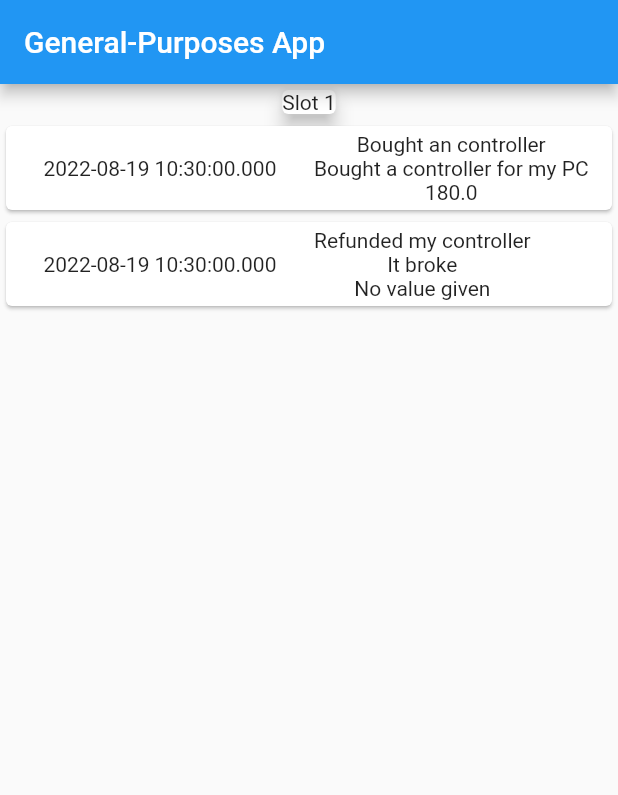
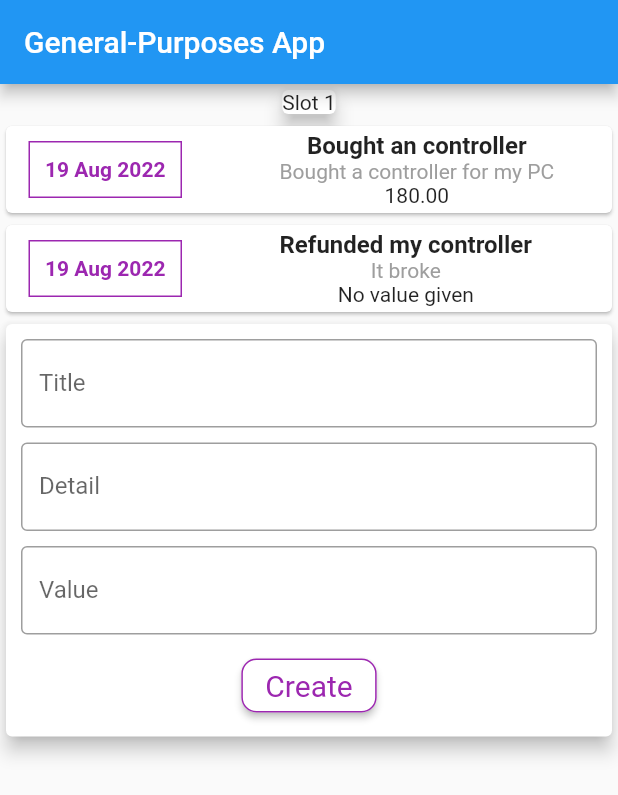
Before and after one commit to Adrianzctpa/Occurence-Manager, a Flutter app: the screen it shows after launch, on a phone screen of 412 x 824 dp. Shown: the top 795 px of the screen. Run offline on Flutter 3.47's test engine with Material 2 defaults, Android fonts, the phone set to English and light mode, and no system bars.

Commit message:
refactored code and made base form for occurences

```diff
--- a/lib/main.dart
+++ b/lib/main.dart
@@ -1,6 +1,5 @@
 import 'package:flutter/material.dart';
-import 'models/occurence.dart';
-import 'widgets/occurence_card.dart';
+import 'widgets/occurence_user.dart';
 
 void main() => runApp(const GeneralApp());
 
@@ -9,28 +8,12 @@ class GeneralApp extends StatelessWidget {
 
   @override
   Widget build(BuildContext context) {
-    return MaterialApp(home: HomePage());
+    return const MaterialApp(home: HomePage());
   }
 }
 
 class HomePage extends StatelessWidget {
-  HomePage({super.key});
-
-  final _occurences = [
-    Occurence(
-      id: 1,
-      title: 'Bought an controller',
-      value: 180.00,
-      text: 'Bought a controller for my PC',
-      date: DateTime.now()
-    ),
-    Occurence(
-      id: 2,
-      title: 'Refunded my controller',
-      text: 'It broke',
-      date: DateTime.now()
-    )
-  ];
+  const HomePage({super.key});
 
   @override
   Widget build(BuildContext context) {
@@ -39,13 +22,13 @@ class HomePage extends StatelessWidget {
         title: const Text('General-Purposes App')
       ),
       body: Column(
-        children: <Widget>[
-          const Card(
+        children: const <Widget>[
+          Card(
             elevation: 5,
             child: Text('Slot 1'),
           ),
-            OccurenceCard(occurences: _occurences)
-          ]
+          OccurenceUser()
+        ]
       )
     );
   }
--- a/lib/widgets/occurence_card.dart
+++ b/lib/widgets/occurence_card.dart
@@ -1,4 +1,5 @@
 import 'package:flutter/material.dart';
+import 'package:intl/intl.dart';
 import '../models/occurence.dart';
 
 class OccurenceCard extends StatelessWidget {
@@ -17,22 +18,48 @@ class OccurenceCard extends StatelessWidget {
     List<Widget> cards = occurences.map((oc) {
       return Center(child: Card(
           child: SizedBox(
+            width: 500,
             child: Row(
               children: <Widget>[
                 Container(
-                  margin: const EdgeInsets.symmetric(horizontal: 15, vertical: 10),
+                  margin: const EdgeInsets.symmetric(
+                    horizontal: 15,
+                    vertical: 10),
+                  decoration: BoxDecoration(
+                    border: Border.all(
+                      color: Colors.purple,
+                      width: 1,
+                    )
+                  ),
                   padding: const EdgeInsets.all(10),
-                  child: Text(oc.date.toString())
+                  child: Text(DateFormat('d MMM y').format(oc.date),
+                  style: const TextStyle(
+                    fontWeight: FontWeight.bold,
+                    color: Colors.purple)
+                  ),
                 ),
-                Column(
-                  children: <Widget>[
-                    Text(oc.title),
-                    Text(oc.text),
-                    checkValue(oc)
-                    ? Text(oc.value.toString())
-                    : const Text('No value given')
-                  ]
-                ),
+                Container(
+                  margin: const EdgeInsets.fromLTRB(50, 0, 0, 0),
+                  child: Column(
+                    mainAxisAlignment: MainAxisAlignment.center,
+                    children: <Widget>[
+                      Text(
+                        oc.title,
+                        style: const TextStyle(
+                          fontWeight: FontWeight.bold,
+                          fontSize: 16,
+                        )),
+                      Text(
+                        oc.text,
+                        style: const TextStyle(
+                          color: Colors.grey
+                        )),
+                      checkValue(oc)
+                      ? Text(oc.value!.toStringAsFixed(2))
+                      : const Text('No value given')
+                    ]
+                  ),
+                )
               ]
             ),
           ),
--- /dev/null
+++ b/lib/widgets/occurence_create.dart
@@ -0,0 +1,81 @@
+import 'package:flutter/material.dart';
+
+class OcurrenceCreate extends StatelessWidget {
+  const OcurrenceCreate({
+    this.id,
+    this.title,
+    this.value,
+    this.text,
+    this.date,
+    super.key
+  });
+
+  final int? id;
+  final String? title;
+  final double? value;
+  final String? text;
+  final DateTime? date;
+
+  @override
+  Widget build(BuildContext context) {
+    final titleController = TextEditingController();
+    final detailController = TextEditingController();
+    final valueController = TextEditingController();
+
+    return Card(
+      elevation: 5,
+      child: Padding(
+        padding: const EdgeInsets.all(10),
+        child: Column(
+          children: <Widget>[
+            TextField(
+              controller: titleController,
+              obscureText: false,
+              decoration: const InputDecoration(
+                border: OutlineInputBorder(),
+                labelText: 'Title',
+              ),
+            ),
+            const SizedBox(height: 10),
+            TextField(
+              controller: detailController,
+              obscureText: false,
+              decoration: const InputDecoration(
+                border: OutlineInputBorder(),
+                labelText: 'Detail',
+              ),
+            ),
+            const SizedBox(height: 10),
+            TextField(
+              controller: valueController,
+              obscureText: false,
+              decoration: const InputDecoration(
+                border: OutlineInputBorder(),
+                labelText: 'Value',
+              ),
+            ),
+            const SizedBox(height: 10),
+            ElevatedButton(
+              onPressed: () => debugPrint('${titleController.text}, ${detailController.text}, ${valueController.text}'),
+              style: ElevatedButton.styleFrom(
+                primary: Colors.white,
+                onPrimary: Colors.purple,
+                textStyle: const TextStyle(
+                  fontSize: 20,
+                ),
+                shape: RoundedRectangleBorder(
+                  borderRadius: BorderRadius.circular(10.0)
+                ),
+                side: const BorderSide(
+                  width: 1.0,
+                  color: Colors.purple
+                )
+              ),
+              child: const Text('Create'),
+            ),
+          ],
+        )
+      )
+    );
+  }
+}
--- /dev/null
+++ b/lib/widgets/occurence_user.dart
@@ -0,0 +1,39 @@
+import 'package:flutter/material.dart';
+import '../models/occurence.dart';
+import 'occurence_card.dart';
+import 'occurence_create.dart';
+
+class OccurenceUser extends StatefulWidget {
+  const OccurenceUser({super.key});
+
+  @override
+  OccurenceUserState createState() => OccurenceUserState();
+}
+
+class OccurenceUserState extends State<OccurenceUser> {
+  final _occurences = [
+    Occurence(
+      id: 1,
+      title: 'Bought an controller',
+      value: 180.00,
+      text: 'Bought a controller for my PC',
+      date: DateTime.now()
+    ),
+    Occurence(
+      id: 2,
+      title: 'Refunded my controller',
+      text: 'It broke',
+      date: DateTime.now()
+    ),
+  ];
+
+  @override
+  Widget build(BuildContext context) {
+    return Column(
+      children: <Widget>[
+        OccurenceCard(occurences: _occurences),
+        const OcurrenceCreate()
+      ]
+    );
+  }
+}
--- a/pubspec.yaml
+++ b/pubspec.yaml
@@ -34,6 +34,7 @@ dependencies:
   # The following adds the Cupertino Icons font to your application.
   # Use with the CupertinoIcons class for iOS style icons.
   cupertino_icons: ^1.0.2
+  intl: ^0.17.0
 
 dev_dependencies:
   flutter_test:
```
Also changed, not shown: pubspec.lock.
